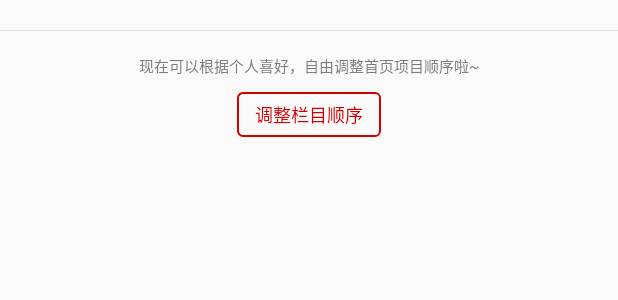
After one commit to ziq358/ZiqMusic, an Android app: the layout adjust_order_layout.xml on its own in the app's theme, with its tools: preview values and no code run, on a phone screen of 412 x 824 dp. The commit adds this screen. Shown: the top 300 px of the screen. Run offline under Robolectric (Android 15) with nearby library versions, the phone set to English and light mode, and no system bars.

Commit message:
个性推荐

```diff
--- /dev/null
+++ b/music/src/main/res/drawable/btn_background.xml
@@ -0,0 +1,19 @@
+<?xml version="1.0" encoding="utf-8"?>
+<selector xmlns:android="http://schemas.android.com/apk/res/android">
+    <item android:state_pressed="false">
+        <shape>
+            <stroke android:width="1dp" android:color="@color/theme_color_primary" />
+
+            <corners android:bottomLeftRadius="3dp" android:bottomRightRadius="3dp" android:topLeftRadius="3dp" android:topRightRadius="3dp" />
+            <padding android:left="12dp" android:right="12dp" android:top="6dp" android:bottom="6dp" />
+        </shape>
+    </item>
+    <item android:state_pressed="true">
+        <shape>
+            <stroke android:width="1dp" android:color="@color/theme_color_primary" />
+
+            <corners android:bottomLeftRadius="3dp" android:bottomRightRadius="3dp" android:topLeftRadius="3dp" android:topRightRadius="3dp" />
+            <padding android:left="12dp" android:right="12dp" android:top="6dp" android:bottom="6dp" />
+        </shape>
+    </item>
+</selector>
--- /dev/null
+++ b/music/src/main/res/drawable/recommend_daily.xml
@@ -0,0 +1,5 @@
+<?xml version="1.0" encoding="utf-8"?>
+<selector xmlns:android="http://schemas.android.com/apk/res/android" xmlns:app="http://schemas.android.com/apk/res-auto">
+    <item android:drawable="@drawable/dailly_normal" android:state_pressed="false" ></item>
+    <item android:drawable="@drawable/dailly_prs" android:state_pressed="true"></item>
+</selector>
--- /dev/null
+++ b/music/src/main/res/drawable/recommend_fm.xml
@@ -0,0 +1,5 @@
+<?xml version="1.0" encoding="utf-8"?>
+<selector xmlns:android="http://schemas.android.com/apk/res/android" xmlns:app="http://schemas.android.com/apk/res-auto">
+    <item android:drawable="@drawable/fm_normal" android:state_pressed="false" ></item>
+    <item android:drawable="@drawable/fm_prs" android:state_pressed="true" ></item>
+</selector>
--- /dev/null
+++ b/music/src/main/res/drawable/recommend_rank.xml
@@ -0,0 +1,5 @@
+<?xml version="1.0" encoding="utf-8"?>
+<selector xmlns:android="http://schemas.android.com/apk/res/android" xmlns:app="http://schemas.android.com/apk/res-auto">
+    <item android:drawable="@drawable/upbill" android:state_pressed="false" ></item>
+    <item android:drawable="@drawable/upbill_prs" android:state_pressed="true" ></item>
+</selector>
--- /dev/null
+++ b/music/src/main/res/layout/adjust_order_layout.xml
@@ -0,0 +1,41 @@
+<?xml version="1.0" encoding="utf-8"?>
+<LinearLayout xmlns:android="http://schemas.android.com/apk/res/android"
+    android:orientation="vertical" android:layout_width="match_parent"
+    android:layout_height="wrap_content">
+
+    <View
+        android:id="@+id/layout_line"
+        android:layout_width="match_parent"
+        android:layout_height="0.3dp"
+        android:layout_marginTop="20dp"
+        android:background="#E0E0E0" />
+
+    <TextView
+        android:layout_width="wrap_content"
+        android:layout_height="wrap_content"
+        android:layout_gravity="center_horizontal"
+        android:layout_marginTop="15dp"
+        android:text="现在可以根据个人喜好，自由调整首页项目顺序啦~"
+        android:textColor="#7D7D7D"
+        android:textSize="10sp" />
+
+    <LinearLayout
+        android:layout_width="wrap_content"
+        android:layout_height="wrap_content"
+        android:layout_gravity="center_horizontal"
+        android:layout_marginBottom="70dp"
+        android:layout_marginTop="10dp"
+        android:orientation="horizontal"
+        android:clickable="true"
+        android:background="@drawable/btn_background">
+
+        <TextView
+            android:layout_width="wrap_content"
+            android:layout_height="wrap_content"
+            android:text="调整栏目顺序"
+            android:id="@+id/change_item_position"
+            android:textColor="@color/theme_color_primary"
+            android:clickable="true"
+            android:textSize="12sp" />
+    </LinearLayout>
+</LinearLayout>
--- a/music/src/main/res/values/colors.xml
+++ b/music/src/main/res/values/colors.xml
@@ -3,6 +3,8 @@
     <color name="colorPrimary">#3F51B5</color>
     <color name="colorPrimaryDark">#303F9F</color>
     <color name="colorAccent">#C73536</color>
+
+    <color name="theme_color_primary">#d20000</color>
 
     <color name="white">#FFFFFFFF</color>
     <color name="white_transparency">#85FFFFFF</color>
```
Also changed, not shown: music/src/main/java/com/xogrp/john/music/adapter/RecommendAdapter.java (+56 -21 lines), music/src/main/res/layout/auto_roll_layout.xml (added, +12 -0 lines), music/src/main/res/layout/exclusive_send_out_layout.xml (added, +10 -0 lines), music/src/main/res/layout/newest_music_view_layout.xml (added, +10 -0 lines), music/src/main/res/layout/radio_layout.xml (added, +10 -0 lines), music/src/main/res/layout/recommend_mv_layout.xml (added, +10 -0 lines), music/src/main/res/layout/recommend_song_list_layout.xml (added, +10 -0 lines), music/src/main/res/layout/three_circle_layout.xml (added, +128 -0 lines), music/src/main/res/drawable-xxhdpi/dailly_normal.png (added), music/src/main/res/drawable-xxhdpi/dailly_prs.png (added), music/src/main/res/drawable-xxhdpi/fm_normal.png (added), music/src/main/res/drawable-xxhdpi/fm_prs.png (added), music/src/main/res/drawable-xxhdpi/upbill.png (added), music/src/main/res/drawable-xxhdpi/upbill_prs.png (added).
